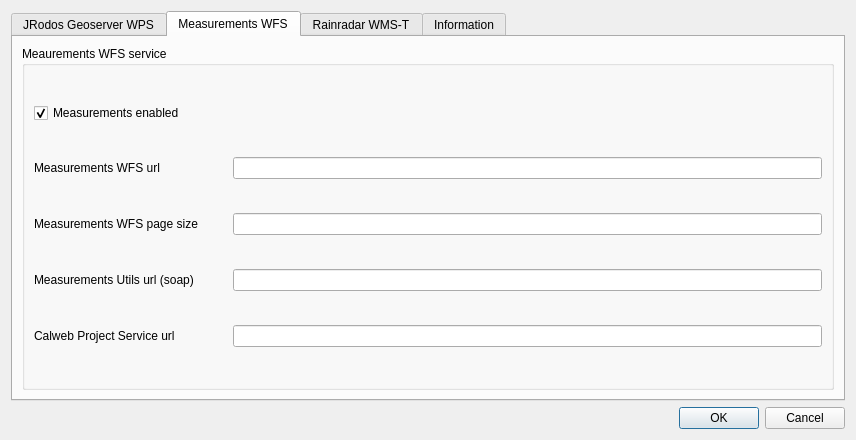
Above: jrodos_settings_dialog_base.ui from rduivenvoorde/jrodos before the change. Below: the same form after it.
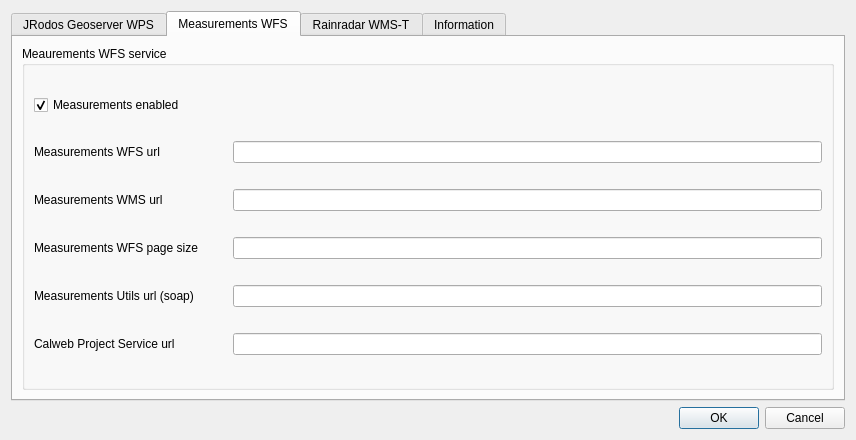
That is the form after the change.

```diff
--- a/jrodos_settings_dialog_base.ui
+++ b/jrodos_settings_dialog_base.ui
@@ -76,37 +76,7 @@
           <string>Meaurements WFS service</string>
          </property>
          <layout class="QGridLayout" name="gridLayout_6">
-          <item row="0" column="0">
-           <widget class="QCheckBox" name="measurements_enabled">
-            <property name="text">
-             <string>Measurements enabled</string>
-            </property>
-            <property name="checked">
-             <bool>true</bool>
-            </property>
-           </widget>
-          </item>
-          <item row="3" column="1" colspan="3">
-           <widget class="QLineEdit" name="measurements_soap_utils_url"/>
-          </item>
-          <item row="2" column="1" colspan="3">
-           <widget class="QLineEdit" name="measurements_wfs_page_size"/>
-          </item>
-          <item row="2" column="0">
-           <widget class="QLabel" name="label_3">
-            <property name="text">
-             <string>Measurements WFS page size</string>
-            </property>
-           </widget>
-          </item>
-          <item row="1" column="0">
-           <widget class="QLabel" name="label">
-            <property name="text">
-             <string>Measurements WFS url</string>
-            </property>
-           </widget>
-          </item>
-          <item row="3" column="0">
+          <item row="4" column="0">
            <widget class="QLabel" name="label_4">
             <property name="toolTip">
              <string extracomment="Measurements Utils Soap Service for quantities and substances"/>
@@ -116,19 +86,59 @@
             </property>
            </widget>
           </item>
+          <item row="4" column="1" colspan="3">
+           <widget class="QLineEdit" name="measurements_soap_utils_url"/>
+          </item>
+          <item row="2" column="0">
+           <widget class="QLabel" name="label_7">
+            <property name="text">
+             <string>Measurements WMS url</string>
+            </property>
+           </widget>
+          </item>
           <item row="1" column="1" colspan="3">
            <widget class="QLineEdit" name="measurements_wfs_url"/>
           </item>
-          <item row="4" column="1" colspan="3">
-           <widget class="QLineEdit" name="calweb_project_service_url"/>
+          <item row="3" column="0">
+           <widget class="QLabel" name="label_3">
+            <property name="text">
+             <string>Measurements WFS page size</string>
+            </property>
+           </widget>
           </item>
-          <item row="4" column="0">
+          <item row="1" column="0">
+           <widget class="QLabel" name="label">
+            <property name="text">
+             <string>Measurements WFS url</string>
+            </property>
+           </widget>
+          </item>
+          <item row="5" column="0">
            <widget class="QLabel" name="label_6">
             <property name="text">
              <string>Calweb Project Service url</string>
             </property>
            </widget>
           </item>
+          <item row="5" column="1" colspan="3">
+           <widget class="QLineEdit" name="calweb_project_service_url"/>
+          </item>
+          <item row="3" column="1" colspan="3">
+           <widget class="QLineEdit" name="measurements_wfs_page_size"/>
+          </item>
+          <item row="0" column="0">
+           <widget class="QCheckBox" name="measurements_enabled">
+            <property name="text">
+             <string>Measurements enabled</string>
+            </property>
+            <property name="checked">
+             <bool>true</bool>
+            </property>
+           </widget>
+          </item>
+          <item row="2" column="1" colspan="3">
+           <widget class="QLineEdit" name="measurements_wms_url"/>
+          </item>
          </layout>
         </widget>
        </item>
```
Left out of the diff: 28 changed lines with no effect on the pictures.
